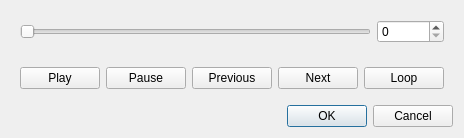
Above: resources/ui/replay_trajectory_dialog.ui from galou/freecad.cross before the change. Below: the same form after it.
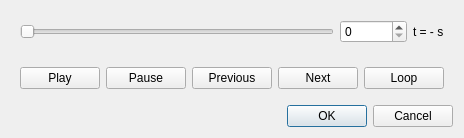
That is the form after the change. Icons and pictures are not drawn.

Commit message:
Add `TimeFromStart` to `Cross::Trajectory`
Fill it from `time_from_start` of JointTrajectory points (also in
DisplayTrajectory messages and YAML files) and from the header stamps
of JointState messages, relative to the first message. Show the time
of the current point in the replay dialog.

```diff
--- a/resources/ui/replay_trajectory_dialog.ui
+++ b/resources/ui/replay_trajectory_dialog.ui
@@ -34,6 +34,16 @@
         </property>
        </widget>
       </item>
+      <item>
+       <widget class="QLabel" name="time_label">
+        <property name="toolTip">
+         <string>Time from start of the current trajectory point</string>
+        </property>
+        <property name="text">
+         <string>t = - s</string>
+        </property>
+       </widget>
+      </item>
      </layout>
     </widget>
    </item>
```
The commit also changes 2 other files.
